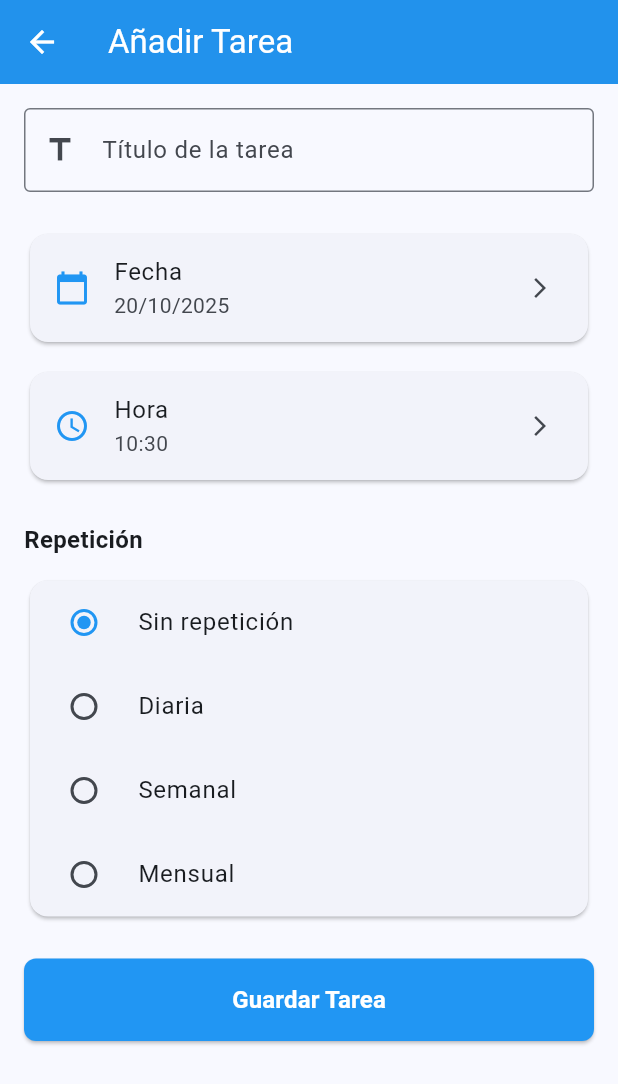
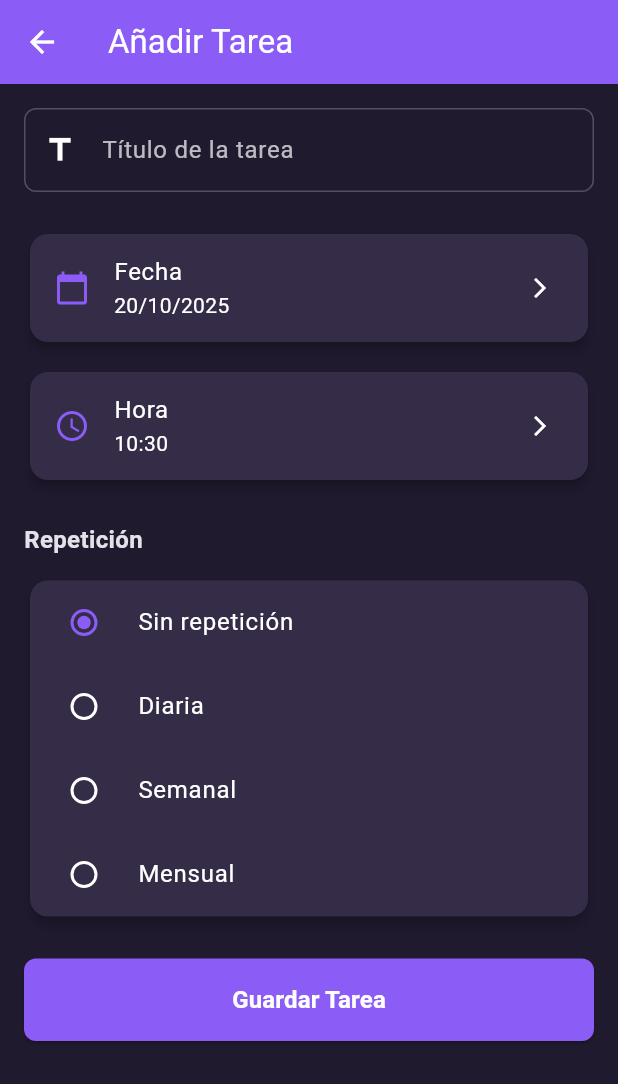
Before and after one commit to mesegr/ToDo-app, a Flutter app: the screen it shows after launch, after a tap on the "add" icon, on a phone screen of 412 x 824 dp. Shown: the top 1084 px of the screen. Run offline on Flutter 3.47's test engine with Material 3 defaults, Android fonts, the phone set to English and light mode, and no system bars.

```diff
--- a/todo_app/lib/main.dart
+++ b/todo_app/lib/main.dart
@@ -24,8 +24,53 @@ class MainApp extends StatelessWidget {
         Locale('es', 'ES'),
         Locale('en', 'US'),
       ],
-      theme: ThemeData(
-        colorScheme: ColorScheme.fromSeed(seedColor: Colors.blue),
+      theme: ThemeData.dark().copyWith(
+        colorScheme: ColorScheme.dark(
+          primary: const Color(0xFF8B5CF6), // Morado-violeta más vibrante
+          secondary: const Color(0xFFA78BFA), // Violeta claro
+          surface: const Color(0xFF352D47), // Superficie con toque violeta más clara
+          background: const Color(0xFF1F1A2E), // Fondo oscuro con toque violeta más claro
+          error: Colors.red[300]!,
+        ),
+        scaffoldBackgroundColor: const Color(0xFF1F1A2E),
+        cardTheme: CardTheme(
+          color: const Color(0xFF352D47), // Card con toque violeta que destaca más
+          elevation: 3,
+          shape: RoundedRectangleBorder(
+            borderRadius: BorderRadius.circular(12),
+          ),
+        ),
+        appBarTheme: const AppBarTheme(
+          backgroundColor: Color(0xFF8B5CF6),
+          foregroundColor: Colors.white,
+          elevation: 2,
+        ),
+        floatingActionButtonTheme: const FloatingActionButtonThemeData(
+          backgroundColor: Color(0xFF8B5CF6),
+          foregroundColor: Colors.white,
+        ),
+        inputDecorationTheme: InputDecorationTheme(
+          border: OutlineInputBorder(
+            borderRadius: BorderRadius.circular(8),
+            borderSide: const BorderSide(color: Color(0xFF8B5CF6)),
+          ),
+          enabledBorder: OutlineInputBorder(
+            borderRadius: BorderRadius.circular(8),
+            borderSide: const BorderSide(color: Color(0xFF544D61)),
+          ),
+          focusedBorder: OutlineInputBorder(
+            borderRadius: BorderRadius.circular(8),
+            borderSide: const BorderSide(color: Color(0xFF8B5CF6), width: 2),
+          ),
+          labelStyle: const TextStyle(color: Colors.white70),
+          hintStyle: const TextStyle(color: Color(0xFF7B7B8B)),
+        ),
+        elevatedButtonTheme: ElevatedButtonThemeData(
+          style: ElevatedButton.styleFrom(
+            backgroundColor: const Color(0xFF8B5CF6),
+            foregroundColor: Colors.white,
+          ),
+        ),
         useMaterial3: true,
       ),
       home: const HomeScreen(),
--- a/todo_app/lib/screens/add_task_screen.dart
+++ b/todo_app/lib/screens/add_task_screen.dart
@@ -129,9 +129,9 @@ class _AddTaskScreenState extends State<AddTaskScreen> {
                           _selectedWeekDay = selected ? day : null;
                         });
                       },
-                      selectedColor: Colors.blue,
+                      selectedColor: const Color(0xFF8B5CF6),
                       labelStyle: TextStyle(
-                        color: isSelected ? Colors.white : Colors.black,
+                        color: isSelected ? Colors.white : Colors.white70,
                       ),
                     );
                   }).toList(),
@@ -190,9 +190,6 @@ class _AddTaskScreenState extends State<AddTaskScreen> {
     return Scaffold(
       appBar: AppBar(
         title: const Text('Añadir Tarea'),
-        backgroundColor: Colors.blue,
-        foregroundColor: Colors.white,
-        elevation: 2,
       ),
       body: Form(
         key: _formKey,
@@ -224,7 +221,7 @@ class _AddTaskScreenState extends State<AddTaskScreen> {
             // Selector de fecha
             Card(
               child: ListTile(
-                leading: const Icon(Icons.calendar_today, color: Colors.blue),
+                leading: const Icon(Icons.calendar_today, color: Color(0xFF8B5CF6)),
                 title: const Text('Fecha'),
                 subtitle: Text(DateFormat('dd/MM/yyyy').format(_selectedDate)),
                 trailing: const Icon(Icons.arrow_forward_ios, size: 16),
@@ -236,7 +233,7 @@ class _AddTaskScreenState extends State<AddTaskScreen> {
             // Selector de hora
             Card(
               child: ListTile(
-                leading: const Icon(Icons.access_time, color: Colors.blue),
+                leading: const Icon(Icons.access_time, color: Color(0xFF8B5CF6)),
                 title: const Text('Hora'),
                 subtitle: Text(_selectedTime.format(context)),
                 trailing: const Icon(Icons.arrow_forward_ios, size: 16),
@@ -269,7 +266,7 @@ class _AddTaskScreenState extends State<AddTaskScreen> {
                         _selectedMonthDay = null;
                       });
                     },
-                    activeColor: Colors.blue,
+                    activeColor: const Color(0xFF8B5CF6),
                   );
                 }).toList(),
               ),
@@ -284,8 +281,6 @@ class _AddTaskScreenState extends State<AddTaskScreen> {
             ElevatedButton(
               onPressed: _saveTask,
               style: ElevatedButton.styleFrom(
-                backgroundColor: Colors.blue,
-                foregroundColor: Colors.white,
                 padding: const EdgeInsets.symmetric(vertical: 16),
                 shape: RoundedRectangleBorder(
                   borderRadius: BorderRadius.circular(8),
--- a/todo_app/lib/screens/home_screen.dart
+++ b/todo_app/lib/screens/home_screen.dart
@@ -1,6 +1,5 @@
 import 'package:flutter/material.dart';
 import '../models/task.dart';
-import '../models/repetition_type.dart';
 import '../widgets/task_card.dart';
 import 'add_task_screen.dart';
 import 'edit_task_screen.dart';
@@ -13,26 +12,8 @@ class HomeScreen extends StatefulWidget {
 }
 
 class _HomeScreenState extends State<HomeScreen> {
-  // Lista de tareas de ejemplo
-  List<Task> tasks = [
-    Task(
-      id: '1',
-      title: 'Completar proyecto Flutter',
-      assignedTime: DateTime.now(),
-    ),
-    Task(
-      id: '2',
-      title: 'Revisar correos',
-      assignedTime: DateTime.now().add(const Duration(hours: 2)),
-    ),
-    Task(
-      id: '3',
-      title: 'Reunión con el equipo',
-      assignedTime: DateTime.now().add(const Duration(hours: 4)),
-      repetitionType: RepetitionType.weekly,
-      weeklyDay: DayOfWeek.saturday,
-    ),
-  ];
+  // Lista de tareas (inicialmente vacía)
+  List<Task> tasks = [];
 
   Future<void> _addTask() async {
     final Task? newTask = await Navigator.push(
@@ -53,7 +34,7 @@ class _HomeScreenState extends State<HomeScreen> {
         ScaffoldMessenger.of(context).showSnackBar(
           SnackBar(
             content: Text('Tarea "${newTask.title}" añadida'),
-            backgroundColor: Colors.green,
+            backgroundColor: const Color(0xFF8B5CF6),
             duration: const Duration(seconds: 2),
           ),
         );
@@ -83,7 +64,7 @@ class _HomeScreenState extends State<HomeScreen> {
         ScaffoldMessenger.of(context).showSnackBar(
           SnackBar(
             content: Text('Tarea "${updatedTask.title}" actualizada'),
-            backgroundColor: Colors.blue,
+            backgroundColor: const Color(0xFF8B5CF6),
             duration: const Duration(seconds: 2),
           ),
         );
@@ -123,9 +104,6 @@ class _HomeScreenState extends State<HomeScreen> {
     return Scaffold(
       appBar: AppBar(
         title: const Text('Mis Tareas'),
-        backgroundColor: Colors.blue,
-        foregroundColor: Colors.white,
-        elevation: 2,
       ),
       body: tasks.isEmpty
           ? Center(
@@ -135,14 +113,14 @@ class _HomeScreenState extends State<HomeScreen> {
                   Icon(
                     Icons.task_alt,
                     size: 100,
-                    color: Colors.grey[400],
+                    color: Colors.grey[600],
                   ),
                   const SizedBox(height: 16),
                   Text(
                     'No hay tareas',
                     style: TextStyle(
                       fontSize: 20,
-                      color: Colors.grey[600],
+                      color: Colors.grey[300],
                     ),
                   ),
                   const SizedBox(height: 8),
@@ -150,7 +128,7 @@ class _HomeScreenState extends State<HomeScreen> {
                     'Presiona el botón + para añadir una tarea',
                     style: TextStyle(
                       fontSize: 14,
-                      color: Colors.grey[500],
+                      color: Colors.grey[400],
                     ),
                   ),
                 ],
@@ -203,8 +181,6 @@ class _HomeScreenState extends State<HomeScreen> {
             ),
       floatingActionButton: FloatingActionButton(
         onPressed: _addTask,
-        backgroundColor: Colors.blue,
-        foregroundColor: Colors.white,
         child: const Icon(Icons.add),
       ),
     );
--- a/todo_app/lib/widgets/task_card.dart
+++ b/todo_app/lib/widgets/task_card.dart
@@ -42,12 +42,12 @@ class TaskCard extends StatelessWidget {
                 width: 50,
                 height: 50,
                 decoration: BoxDecoration(
-                  color: Colors.blue.withOpacity(0.1),
+                  color: const Color(0xFF8B5CF6).withOpacity(0.2),
                   borderRadius: BorderRadius.circular(10),
                 ),
                 child: const Icon(
                   Icons.assignment_outlined,
-                  color: Colors.blue,
+                  color: Color(0xFF8B5CF6),
                   size: 28,
                 ),
               ),
@@ -62,7 +62,7 @@ class TaskCard extends StatelessWidget {
                       style: const TextStyle(
                         fontSize: 16,
                         fontWeight: FontWeight.bold,
-                        color: Colors.black,
+                        color: Colors.white,
                       ),
                     ),
                     const SizedBox(height: 8),
```
Also changed, not shown: todo_app/lib/screens/edit_task_screen.dart (+5 -10 lines).
